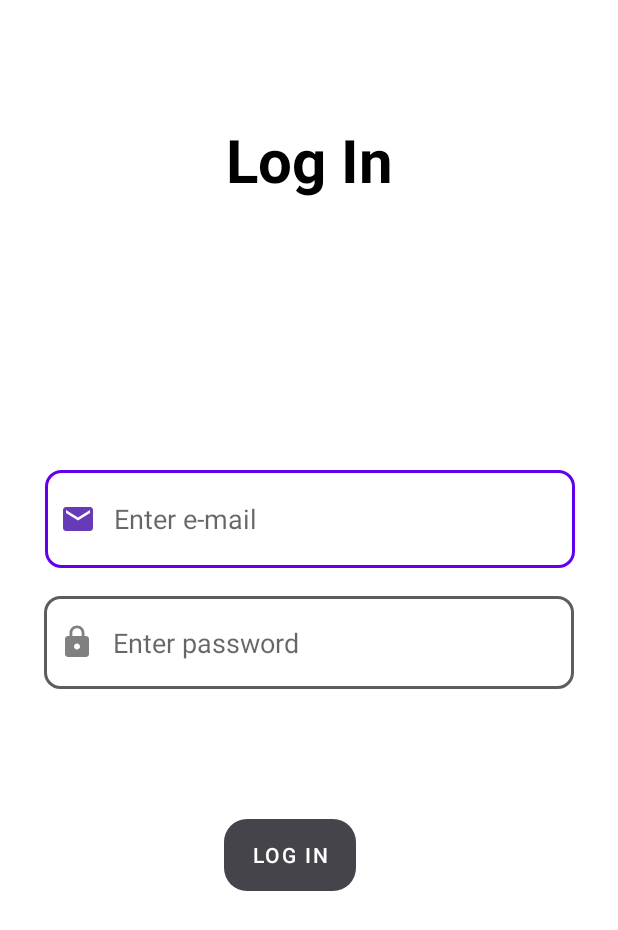
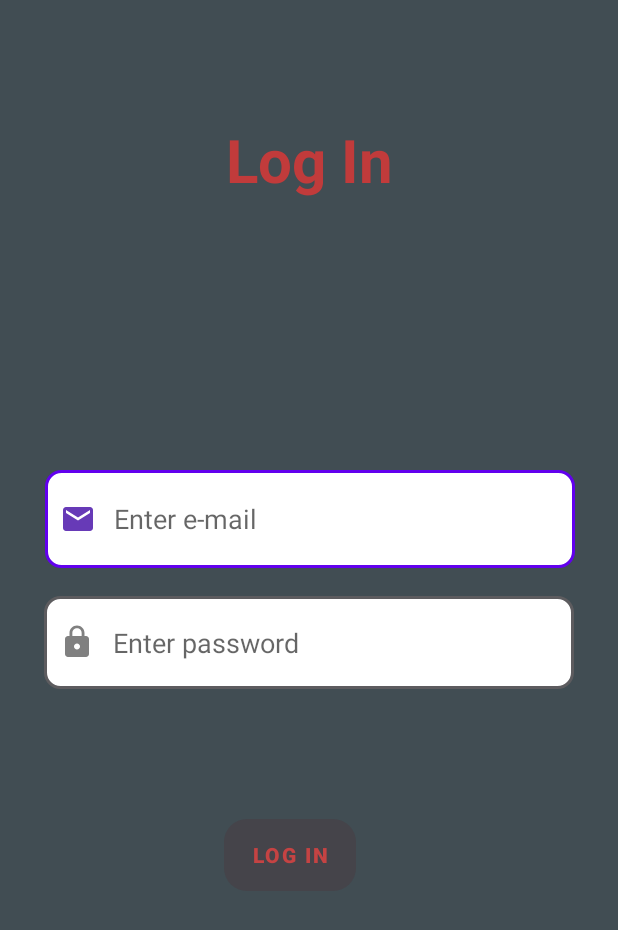
Before and after one commit to Rakeshkrishali007/AndroidTrainingProject, an Android app: the MainActivity screen opened directly, with no data from a screen before it, on a phone screen of 412 x 824 dp. Shown: the top 930 px of the screen. Run offline under Robolectric (Android 15) with nearby library versions, the phone set to English and light mode, and no system bars.

```diff
--- a/app/src/main/AndroidManifest.xml
+++ b/app/src/main/AndroidManifest.xml
@@ -2,6 +2,7 @@
 <manifest xmlns:android="http://schemas.android.com/apk/res/android"
     xmlns:tools="http://schemas.android.com/tools">
 
+    <uses-permission android:name="android.permission.ACCESS_NETWORK_STATE" />
     <uses-permission android:name="android.permission.INTERNET" />
 
     <application
--- a/app/src/main/java/com/example/androidtrainingproject/DashBoard.kt
+++ b/app/src/main/java/com/example/androidtrainingproject/DashBoard.kt
@@ -28,10 +28,11 @@ class DashBoard : AppCompatActivity() {
         binding2.btnLogout.setOnClickListener()
         {
             res = false
-            val editor= shrd.edit()
-            editor.clear().commit()
+            val editor = shrd.edit()
+            editor.clear().apply()
             Toast.makeText(this@DashBoard, "User Loged out", Toast.LENGTH_SHORT).show()
             startActivity(Intent(this@DashBoard, MainActivity::class.java))
+            finish()
         }
     }
 
--- a/app/src/main/res/layout/activity_main.xml
+++ b/app/src/main/res/layout/activity_main.xml
@@ -4,7 +4,28 @@
     xmlns:tools="http://schemas.android.com/tools"
     android:layout_width="match_parent"
     android:layout_height="match_parent"
+    android:background="#414D53"
     tools:context=".MainActivity">
+
+
+
+    <ProgressBar
+        android:id="@+id/progressBar1"
+        android:layout_width="80dp"
+        android:layout_height="90dp"
+        app:layout_constraintBottom_toBottomOf="@id/et_gmail"
+        app:layout_constraintLeft_toLeftOf="@id/et_gmail"
+        app:layout_constraintRight_toRightOf="@id/et_gmail"
+        app:layout_constraintTop_toTopOf="@id/et_gmail" />
+
+    <ProgressBar
+        android:id="@+id/progressBar2"
+        android:layout_width="50dp"
+        android:layout_height="60dp"
+        app:layout_constraintBottom_toBottomOf="@id/et_gmail"
+        app:layout_constraintLeft_toLeftOf="@id/et_gmail"
+        app:layout_constraintRight_toRightOf="@id/et_gmail"
+        app:layout_constraintTop_toTopOf="@id/et_gmail" />
 
 
     <TextView
@@ -13,7 +34,7 @@
         android:layout_height="wrap_content"
         android:gravity="center_horizontal"
         android:text="Log In"
-        android:textColor="@color/black"
+        android:textColor="#C13B3B"
         android:textSize="40sp"
         android:textStyle="bold"
         app:layout_constraintBottom_toBottomOf="parent"
@@ -26,12 +47,12 @@
     <EditText
         android:id="@+id/et_gmail"
         android:layout_width="353dp"
+        android:layout_height="65dp"
+        android:layout_marginTop="180dp"
+        android:background="@drawable/custon_input"
+        android:drawableStart="@drawable/custom_email_icon"
         android:drawablePadding="12dp"
         android:hint="Enter e-mail"
-        android:layout_height="65dp"
-        android:background="@drawable/custon_input"
-        android:drawableStart="@drawable/custom_email_icon"
-        android:layout_marginTop="180dp"
         android:inputType="textEmailAddress"
         android:paddingStart="10dp"
         app:layout_constraintHorizontal_bias="0.517"
@@ -44,12 +65,12 @@
         android:layout_width="353dp"
         android:layout_height="62dp"
         android:layout_marginTop="264dp"
+        android:background="@drawable/custon_input"
+        android:drawableStart="@drawable/custom_lock_icon"
+        android:drawablePadding="12dp"
+        android:hint="Enter password"
+        android:inputType="numberPassword"
         android:paddingStart="10dp"
-        android:drawablePadding="12dp"
-        android:background="@drawable/custon_input"
-        android:hint="Enter password"
-        android:drawableStart="@drawable/custom_lock_icon"
-        android:inputType="numberPassword"
         app:layout_constraintLeft_toLeftOf="parent"
         app:layout_constraintRight_toRightOf="parent"
         app:layout_constraintTop_toBottomOf="@id/login" />
@@ -58,13 +79,15 @@
         android:id="@+id/btn_login"
         android:layout_width="wrap_content"
         android:layout_height="wrap_content"
+        android:background="@drawable/custom_button"
         android:text="Log In"
+        android:textColor="#C54343"
+        android:textStyle="bold"
         app:layout_constraintBottom_toBottomOf="parent"
         app:layout_constraintEnd_toEndOf="parent"
         app:layout_constraintHorizontal_bias="0.461"
         app:layout_constraintStart_toStartOf="parent"
         app:layout_constraintTop_toBottomOf="@+id/et_password"
-        android:background="@drawable/custom_button"
         app:layout_constraintVertical_bias="0.273" />
 
 
--- a/app/src/main/res/layout/activity_splash.xml
+++ b/app/src/main/res/layout/activity_splash.xml
@@ -12,8 +12,10 @@
         android:layout_height="251dp"
         android:src="@drawable/img_5"
         app:layout_constraintBottom_toBottomOf="parent"
+        android:scaleType="centerCrop"
+        app:layout_constraintHorizontal_bias="0.571"
         app:layout_constraintLeft_toLeftOf="parent"
         app:layout_constraintRight_toRightOf="parent"
         app:layout_constraintTop_toTopOf="parent"
-        app:layout_constraintVertical_bias="0.111" />
+        app:layout_constraintVertical_bias="0.462" />
 </androidx.constraintlayout.widget.ConstraintLayout>
```
Also changed, not shown: app/src/main/java/com/example/androidtrainingproject/MainActivity.kt (+78 -11 lines), app/src/main/java/com/example/androidtrainingproject/Splash.kt (+9 -9 lines).
